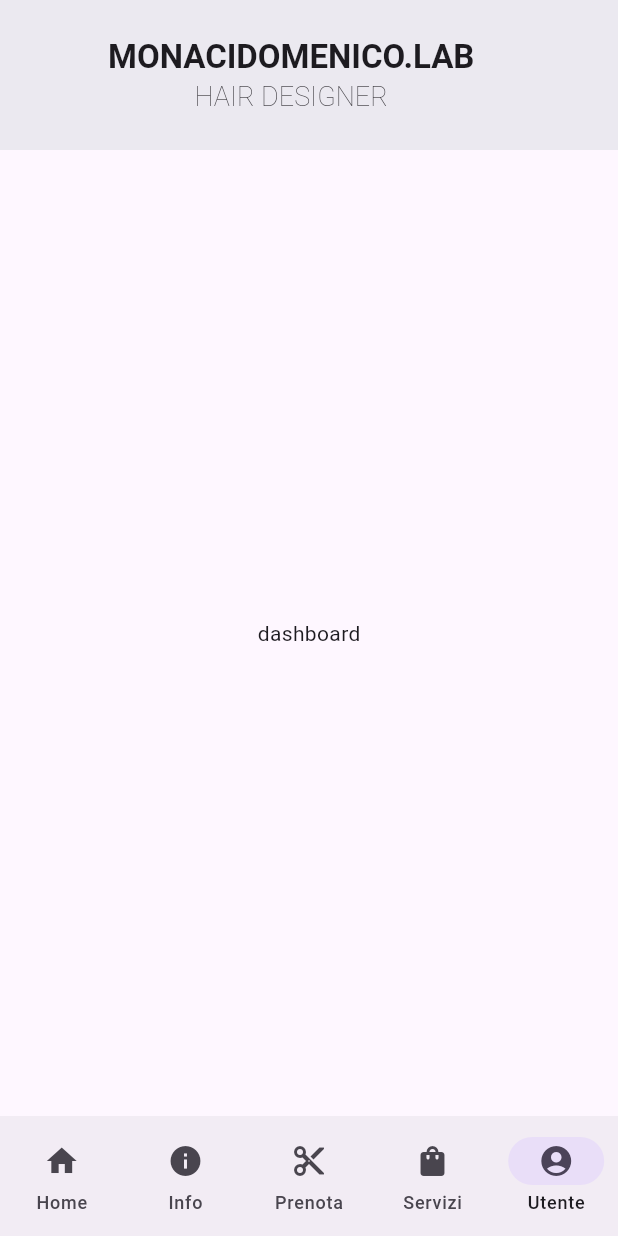
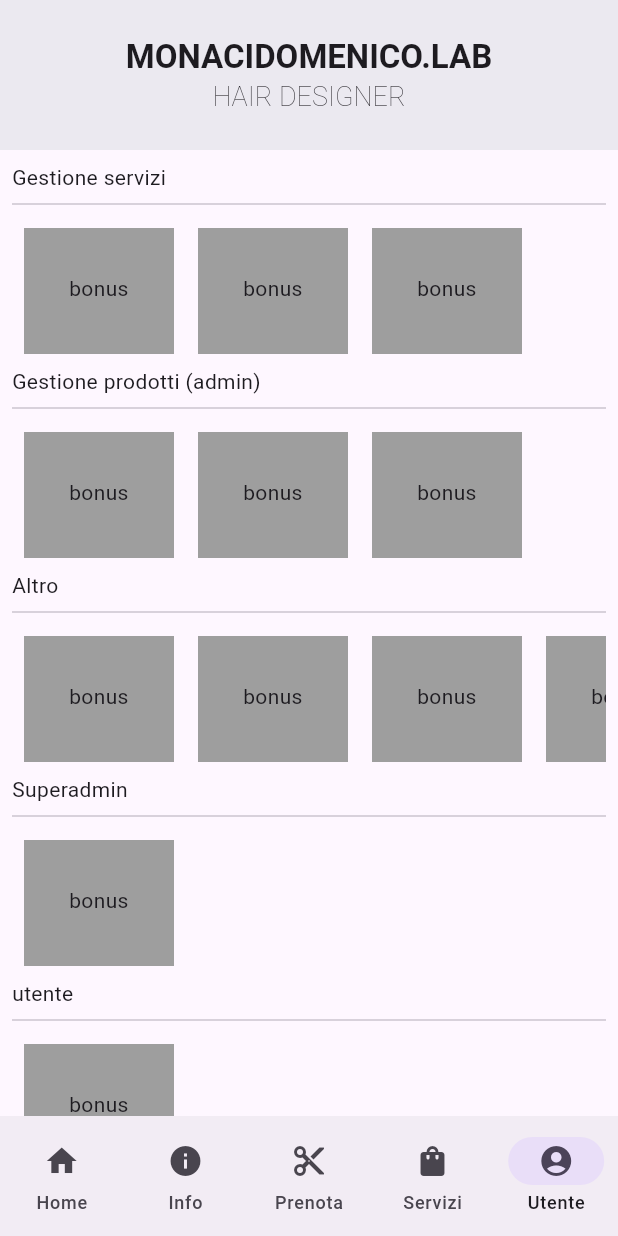
Before and after one commit to Punker58/MonaciDomenicoLab3, a Flutter app: the screen it shows after launch, item 5 of the bottom bar chosen, on a phone screen of 412 x 824 dp. Run offline on Flutter 3.47's test engine with Material 2 defaults, Android fonts, the phone set to English and light mode, and no system bars; Roboto replaces fonts that are missing (ZenAntique).

Commit message:
0.0.5 - Inserita pagina dashboard - completate tutte le pagine placeholder tranne la pagina prenotazione - fixato TextStyle (non worka) - fixato redirect da tasto perché comportano una perdita della navigation bara

```diff
--- a/lib/main.dart
+++ b/lib/main.dart
@@ -2,7 +2,8 @@ import 'package:flutter/material.dart';
 import 'screens/home.dart';
 import 'screens/info.dart';
 import 'screens/servizi/elenco.dart';
-import '../style/style.dart';
+import 'widget/appBar.dart';
+import 'screens/dashboard/main.dart';
 
 void main() {
   runApp(const MyApp());
@@ -43,44 +44,14 @@ class _MyHomePageState extends State<MyHomePage> {
     Info(),
     Center(child: Text('prenota')),
     Servizi(),
-    Center(child: Text('dashboard')),
+    DashMain(),
   ];
 
   @override
   Widget build(BuildContext context) {
     return Scaffold(
 
-      appBar: AppBar(
-        title: const Column(
-          children: [
-            Text(
-              "MONACIDOMENICO.LAB",
-              textAlign: TextAlign.center,
-              style: TextStyle(
-                fontFamily: 'ZenAntique',
-                fontWeight: FontWeight.w700,
-              ),
-            ),
-             Text(
-              "HAIR DESIGNER",
-              textAlign: TextAlign.center,
-              style: TextStyle(
-                fontFamily: 'ZenAntique',
-                fontWeight: FontWeight.w200,
-                fontSize: 18,
-              ),
-            ),
-          ],
-        ),
-
-        toolbarHeight: 100,
-        backgroundColor: Colors.white,
-        elevation: 10,
-        leading:
-          Container(
-            height: 300,
-          ),
-      ),
+      appBar: MyappBar(),
 
       bottomNavigationBar: NavigationBar(
         selectedIndex: _selectedIndex,
--- a/lib/screens/dashboard/main.dart
+++ b/lib/screens/dashboard/main.dart
@@ -0,0 +1,161 @@
+import 'package:flutter/material.dart';
+import '../../style/style.dart';
+
+class DashMain extends StatelessWidget {
+  const DashMain({Key? key}) : super(key: key);
+
+  @override
+  Widget build(BuildContext context) {
+    return Scaffold(
+
+      body: SingleChildScrollView(
+        child:Padding(
+          padding: const EdgeInsets.all(8.0),
+          child: Column (
+            crossAxisAlignment: CrossAxisAlignment.start,
+            children: [
+
+
+              const Text("Gestione servizi", textAlign: TextAlign.left,),
+              const Divider(),
+              SizedBox(
+                height: 100,
+                child: ListView(
+                  scrollDirection: Axis.horizontal,
+                  children: [
+                    for(var i = 0; i < 3; i++)
+                      Container(
+                        margin: const EdgeInsets.all(8),
+                        width: 100,
+                        height: double.infinity,
+                        color: Colors.grey,
+                        padding: const EdgeInsets.all(30),
+                        child: const Text("bonus" , textAlign: TextAlign.center,),
+                      )
+                  ],
+                ),
+              ),
+
+              const Text("Gestione prodotti (admin)", textAlign: TextAlign.left,),
+              const Divider(),
+              SizedBox(
+                height: 100,
+                child: ListView(
+                  scrollDirection: Axis.horizontal,
+                  children: [
+                    for(var i = 0; i < 3; i++)
+                      Container(
+                        margin: const EdgeInsets.all(8),
+                        width: 100,
+                        height: double.infinity,
+                        color: Colors.grey,
+                        padding: const EdgeInsets.all(30),
+                        child: const Text("bonus" , textAlign: TextAlign.center,),
+                      )
+                  ],
+                ),
+              ),
+
+              const Text("Altro", textAlign: TextAlign.left,),
+              const Divider(),
+              SizedBox(
+                height: 100,
+                child: ListView(
+                  scrollDirection: Axis.horizontal,
+                  children: [
+                    for(var i = 0; i < 7; i++)
+                      Container(
+                        margin: const EdgeInsets.all(8),
+                        width: 100,
+                        height: double.infinity,
+                        color: Colors.grey,
+                        padding: const EdgeInsets.all(30),
+                        child: const Text("bonus" , textAlign: TextAlign.center,),
+                      )
+                  ],
+                ),
+              ),
+
+              const Text("Superadmin", textAlign: TextAlign.left,),
+              const Divider(),
+              SizedBox(
+                height: 100,
+                child: ListView(
+                  scrollDirection: Axis.horizontal,
+                  children: [
+                    Container(
+                      margin: const EdgeInsets.all(8),
+                      width: 100,
+                      height: double.infinity,
+                      color: Colors.grey,
+                      padding: const EdgeInsets.all(30),
+                      child: const Text("bonus" , textAlign: TextAlign.center,),
+                    )
+                  ],
+                ),
+              ),
+
+              const Text("utente", textAlign: TextAlign.left,),
+              const Divider(),
+              SizedBox(
+                height: 100,
+                child: ListView(
+                  scrollDirection: Axis.horizontal,
+                  children: [
+                    Container(
+                      margin: const EdgeInsets.all(8),
+                      width: 100,
+                      height: double.infinity,
+                      color: Colors.grey,
+                      padding: const EdgeInsets.all(30),
+                      child: const Text("bonus" , textAlign: TextAlign.center,),
+                    )
+                  ],
+                ),
+              ),
+
+              const Text("Privacy", textAlign: TextAlign.left,),
+              const Divider(),
+              SizedBox(
+                height: 100,
+                child: ListView(
+                  scrollDirection: Axis.horizontal,
+                  children: [
+                    Container(
+                      margin: const EdgeInsets.all(8),
+                      width: 100,
+                      height: double.infinity,
+                      color: Colors.grey,
+                      padding: const EdgeInsets.all(30),
+                      child: const Text("bonus" , textAlign: TextAlign.center,),
+                    )
+                  ],
+                ),
+              ),
+
+              const Text("Esci", textAlign: TextAlign.left,),
+              const Divider(),
+              SizedBox(
+                height: 100,
+                child: ListView(
+                  scrollDirection: Axis.horizontal,
+                  children: [
+                    Container(
+                      margin: const EdgeInsets.all(8),
+                      width: 100,
+                      height: double.infinity,
+                      color: Colors.grey,
+                      padding: const EdgeInsets.all(30),
+                      child: const Text("bonus" , textAlign: TextAlign.center,),
+                    )
+                  ],
+                ),
+              ),
+
+            ],
+          ),
+        ),
+      ),
+    );
+  }
+}
--- a/lib/screens/home.dart
+++ b/lib/screens/home.dart
@@ -8,6 +8,7 @@ class Home extends StatelessWidget {
   @override
   Widget build(BuildContext context) {
     return Scaffold(
+
       body: SingleChildScrollView(
         child:Padding(
           padding: const EdgeInsets.all(6.0),
@@ -112,6 +113,7 @@ class Home extends StatelessWidget {
           ), // This trailing comma makes auto-formatting nicer for build methods.
         ),
       ),
+
     );
   }
 }
--- a/lib/screens/servizi/elenco.dart
+++ b/lib/screens/servizi/elenco.dart
@@ -1,6 +1,7 @@
 import 'package:flutter/material.dart';
 import '../../style/style.dart';
 import 'main.dart';
+import '../../widget/appBar.dart';
 
 class Servizi extends StatelessWidget {
   const Servizi({Key? key}) : super(key: key);
--- a/lib/style/style.dart
+++ b/lib/style/style.dart
@@ -1,10 +1,17 @@
 import 'package:flutter/material.dart';
 
 // testo bold
-final ZenBold = TextStyle(
+const zenBold = TextStyle(
   fontFamily: 'ZenAntique',
-  fontWeight: FontWeight.w700,
+   fontWeight: FontWeight.w700,
 );
+
+const zenLight = TextStyle(
+  fontFamily: 'ZenAntique',
+  fontWeight: FontWeight.w200,
+  fontSize: 18,
+);
+
 
 // style
 final ButtonStyle style =
--- /dev/null
+++ b/lib/widget/appBar.dart
@@ -0,0 +1,25 @@
+import 'package:flutter/material.dart';
+import '../../style/style.dart';
+
+class MyappBar extends StatelessWidget implements PreferredSizeWidget {
+
+  @override
+  Widget build(BuildContext context) {
+    return AppBar(
+      title: const Column(
+        children: [
+          Text("MONACIDOMENICO.LAB", style: zenBold),
+          Text("HAIR DESIGNER", style: zenLight),
+        ],
+      ),
+
+      centerTitle: true,
+      toolbarHeight: 110,
+      backgroundColor: Colors.white,
+      elevation: 10,
+  );
+  }
+
+  @override
+  Size get preferredSize => const Size.fromHeight(100.0);
+}
```
Also changed, not shown: lib/screens/PagNotifiche.dart (+2 -48 lines), lib/screens/servizi/main.dart (+2 -49 lines), lib/widget/appBarBack.dart (added, +26 -0 lines).
